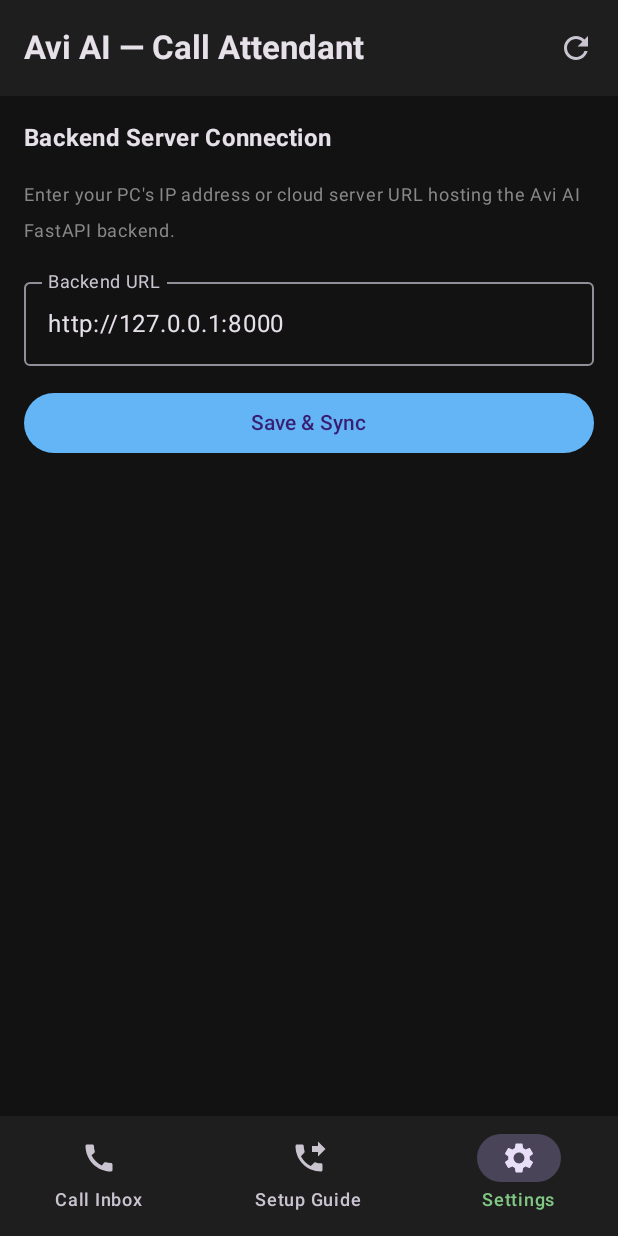
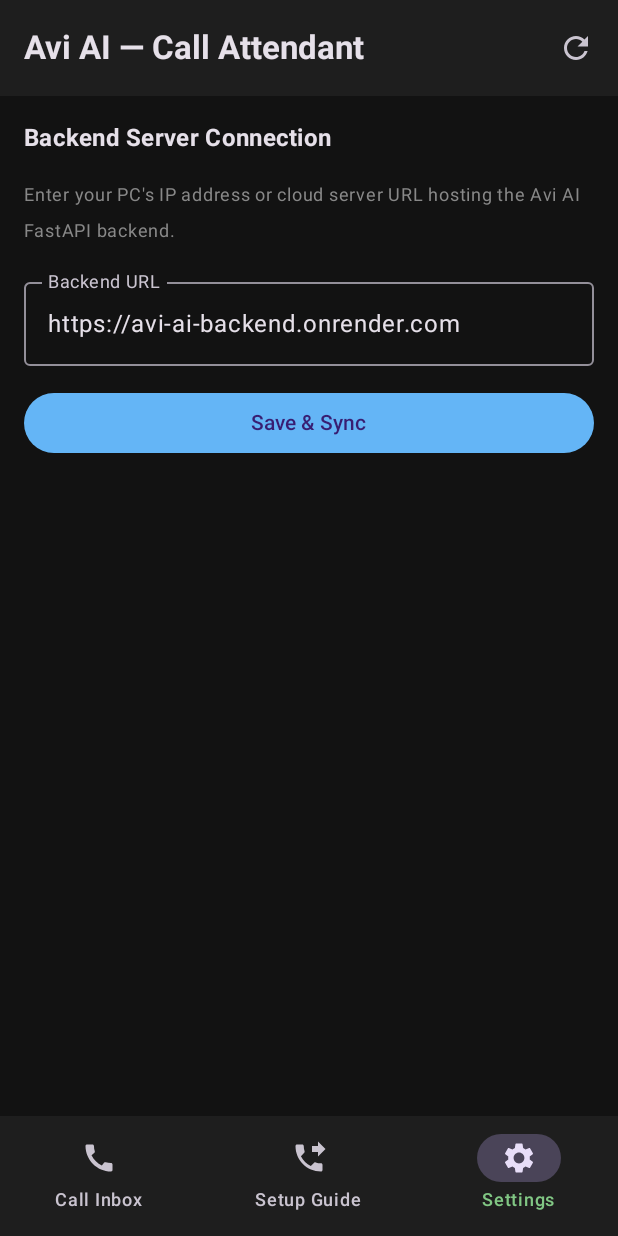
Before and after one commit to avijit-28/avi-ai, an Android app built with Jetpack Compose: the screen it shows after launch (MainActivity), item 3 of the bottom bar chosen, on a phone screen of 412 x 824 dp. Run offline under Robolectric (Android 15) with nearby library versions, the phone set to English and light mode, and no system bars.

Commit message:
chore: update default backend url to permanent render cloud host

```diff
--- a/android/app/src/main/java/com/aviai/MainActivity.kt
+++ b/android/app/src/main/java/com/aviai/MainActivity.kt
@@ -59,7 +59,7 @@ class MainActivity : ComponentActivity() {
 fun AviAiApp() {
     val context = LocalContext.current
     var selectedTab by remember { mutableIntStateOf(0) }
-    var backendUrl by remember { mutableStateOf("http://127.0.0.1:8000") }
+    var backendUrl by remember { mutableStateOf("https://avi-ai-backend.onrender.com") }
     var callRecords by remember { mutableStateOf<List<UiCallRecord>>(emptyList()) }
     var isLoading by remember { mutableStateOf(false) }
     var statusMessage by remember { mutableStateOf("") }
```
